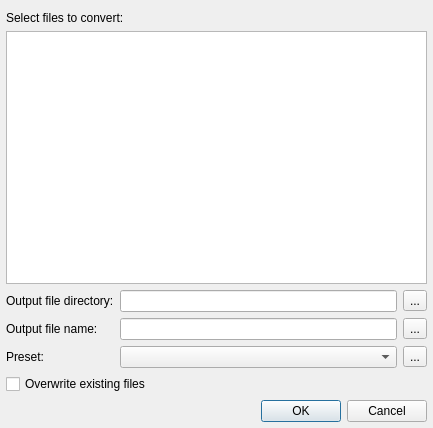
Before: the Qt Designer form src/plugins/General/converter/converterdialog.ui in ksv1986/qmmp-staging, drawn with Qt 5.
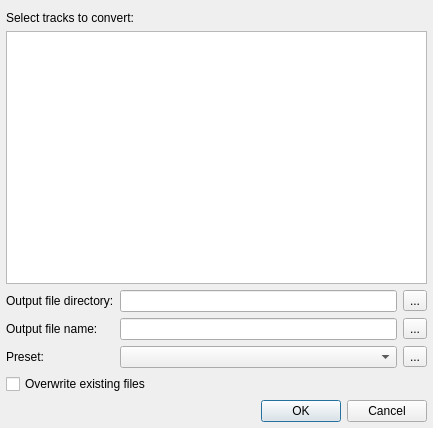
After: the same form once the commit is applied.

The edit to the form file:
```diff
--- a/src/plugins/General/converter/converterdialog.ui
+++ b/src/plugins/General/converter/converterdialog.ui
@@ -26,7 +26,7 @@
    <item row="0" column="0" colspan="2">
     <widget class="QLabel" name="label">
      <property name="text">
-      <string>Select files to convert:</string>
+      <string>Select tracks to convert:</string>
      </property>
     </widget>
    </item>
```
